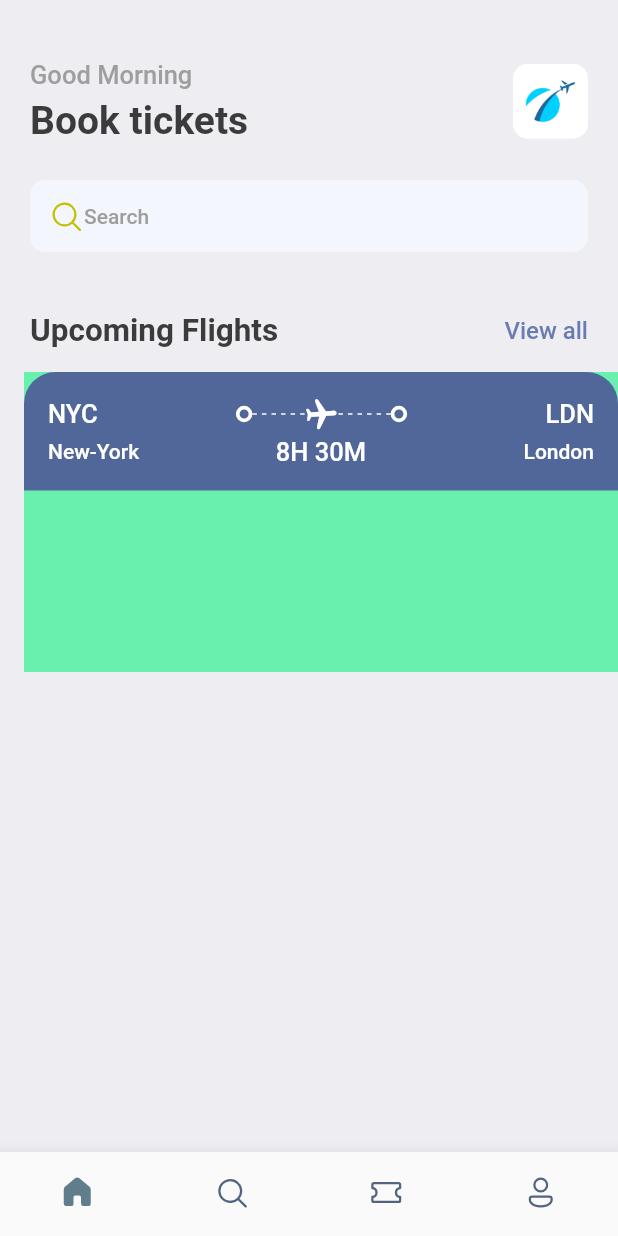
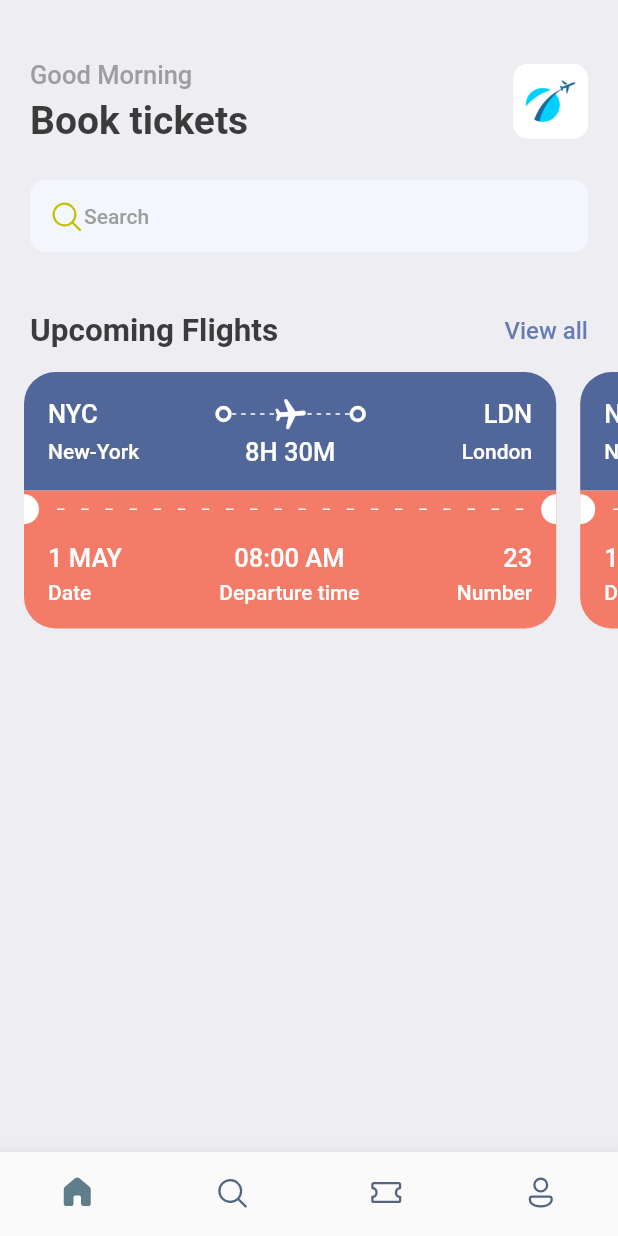
Before and after one commit to Angelo-Ponce/flutter_booktickets_app, a Flutter app: the screen it shows after launch, on a phone screen of 412 x 824 dp. Run offline on Flutter 3.47's test engine with Material 2 defaults, Android fonts, the phone set to English and light mode, and no system bars; our stand-ins replace fluentui_icons, gap.

Commit message:
✨ finish ticket

```diff
--- a/lib/screens/home_screen.dart
+++ b/lib/screens/home_screen.dart
@@ -61,9 +61,7 @@ class HomeScreen extends StatelessWidget {
                   children: [
                     Text('Upcoming Flights', style: Styles.headLineStyle2),
                     InkWell(
-                      onTap: () {
-
-                      },
+                      onTap: () {},
                       child: Text('View all', style: Styles.textStyle.copyWith(color: Styles.primaryColor))
                     )
                   ],
@@ -72,7 +70,17 @@ class HomeScreen extends StatelessWidget {
             ),
           ),
           const Gap(15),
-          const TicketView()
+          SingleChildScrollView(
+            scrollDirection: Axis.horizontal,
+            physics: const BouncingScrollPhysics(),
+            padding: const EdgeInsets.only(left: 16),
+            child: Row(
+              children: const [
+                TicketView(),
+                TicketView()
+              ],
+            ),
+          )
         ],
       ),
     );
--- a/lib/screens/ticket_view.dart
+++ b/lib/screens/ticket_view.dart
@@ -11,11 +11,10 @@ class TicketView extends StatelessWidget {
   Widget build(BuildContext context) {
     final size = AppLayout.getSize(context);
     return SizedBox(
-      width: size.width,
-      height: 200,
+      width: size.width * 0.9,
+      // height: 200,
       child: Container(
-        color: Colors.greenAccent,
-        margin: const EdgeInsets.only(left: 16),
+        margin: const EdgeInsets.only(right: 16),
         child: Column(
           mainAxisSize: MainAxisSize.min,
           children: const [
@@ -25,6 +24,10 @@ class TicketView extends StatelessWidget {
             TopContainer(),
             /**
              * showing the orange part of the card/ticket
+             */
+            RowContainer(),
+            /**
+             * bottom part of the orange card/ticket
              */
             BottomContainer()
           ],
@@ -113,11 +116,115 @@ class TopContainer extends StatelessWidget {
   }
 }
 
+class RowContainer extends StatelessWidget {
+  const RowContainer({super.key});
+
+  @override
+  Widget build(BuildContext context) {
+    return Container(
+      color: Styles.orangeColor,
+      child: Row(
+        children: [
+          const SizedBox(
+            height: 20,
+            width: 10,
+            child: DecoratedBox(
+              decoration: BoxDecoration(
+                color: Colors.white,
+                borderRadius: BorderRadius.only(
+                  topRight: Radius.circular(10),
+                  bottomRight: Radius.circular(10)
+                )
+              )
+            ),
+          ),
+          Expanded(
+            child: Padding(
+              padding: const EdgeInsets.all(12.0),
+              child: LayoutBuilder(
+                builder: (BuildContext buildContext, BoxConstraints constraints) {
+                  return Flex(
+                    direction: Axis.horizontal,
+                    mainAxisAlignment: MainAxisAlignment.spaceBetween,
+                    mainAxisSize: MainAxisSize.max,
+                    children: List.generate(
+                        (constraints.constrainWidth()/15).floor(), (index) => const SizedBox(
+                          width: 5,
+                          height: 1,
+                          child: DecoratedBox(
+                            decoration: BoxDecoration(
+                              color: Colors.white
+                            )
+                          ),
+                        )
+                      ),
+                  );
+                },
+              ),
+            ),
+          ),
+          const SizedBox(
+            height: 20,
+            width: 10,
+            child: DecoratedBox(
+              decoration: BoxDecoration(
+                color: Colors.white,
+                borderRadius: BorderRadius.only(
+                  topLeft: Radius.circular(10),
+                  bottomLeft: Radius.circular(10)
+                )
+              )
+            ),
+          )
+        ],
+      ),
+    );
+  }
+}
+
 class BottomContainer extends StatelessWidget {
   const BottomContainer({super.key});
 
   @override
   Widget build(BuildContext context) {
-    return Container();
+    return Container(
+      decoration: BoxDecoration(
+        color: Styles.orangeColor,
+        borderRadius: const BorderRadius.only(
+          bottomLeft: Radius.circular(21),
+          bottomRight: Radius.circular(21)
+        )
+      ),
+      padding: const EdgeInsets.only(left: 16, top: 10, right: 16, bottom: 16),
+      child: Row(
+        mainAxisAlignment: MainAxisAlignment.spaceBetween,
+        children: [
+          Column(
+            crossAxisAlignment: CrossAxisAlignment.start,
+            children: [
+              Text('1 MAY',style: Styles.headLineStyle3.copyWith(color: Colors.white)),
+              const Gap(5),
+              Text('Date', style: Styles.headLineStyle4.copyWith(color: Colors.white))
+            ],
+          ),
+          Column(
+            crossAxisAlignment: CrossAxisAlignment.center,
+            children: [
+              Text('08:00 AM',style: Styles.headLineStyle3.copyWith(color: Colors.white)),
+              const Gap(5),
+              Text('Departure time', style: Styles.headLineStyle4.copyWith(color: Colors.white))
+            ],
+          ),
+          Column(
+            crossAxisAlignment: CrossAxisAlignment.end,
+            children: [
+              Text('23',style: Styles.headLineStyle3.copyWith(color: Colors.white)),
+              const Gap(5),
+              Text('Number', style: Styles.headLineStyle4.copyWith(color: Colors.white))
+            ],
+          )
+        ],
+      )
+    );
   }
 }
--- a/lib/utils/app_styles.dart
+++ b/lib/utils/app_styles.dart
@@ -6,7 +6,7 @@ class Styles{
   static Color primaryColor = primary;
   static Color textColor    = const Color(0xFF3b3b3b);
   static Color bgColor      = const Color(0xFFeeedf2);
-  static Color orangeColor  = const Color(0xFF526799);
+  static Color orangeColor  = const Color(0xFFF37B67);
   static TextStyle textStyle      = TextStyle(fontSize: 16, color: textColor, fontWeight: FontWeight.w500);
   static TextStyle headLineStyle1 = TextStyle(fontSize: 26, color: textColor, fontWeight: FontWeight.bold);
   static TextStyle headLineStyle2 = TextStyle(fontSize: 21, color: textColor, fontWeight: FontWeight.bold);
```
